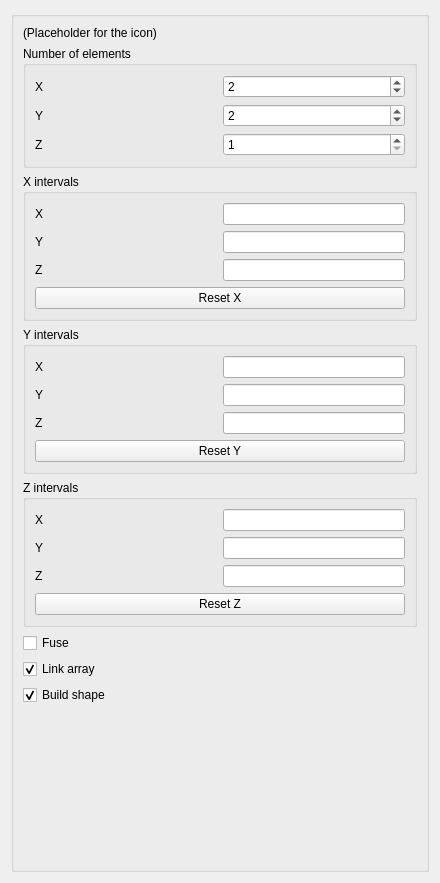
Qt form src/Mod/Draft/Resources/ui/TaskPanel_OrthoArray.ui (realthunder/FreeCAD) before a commit.
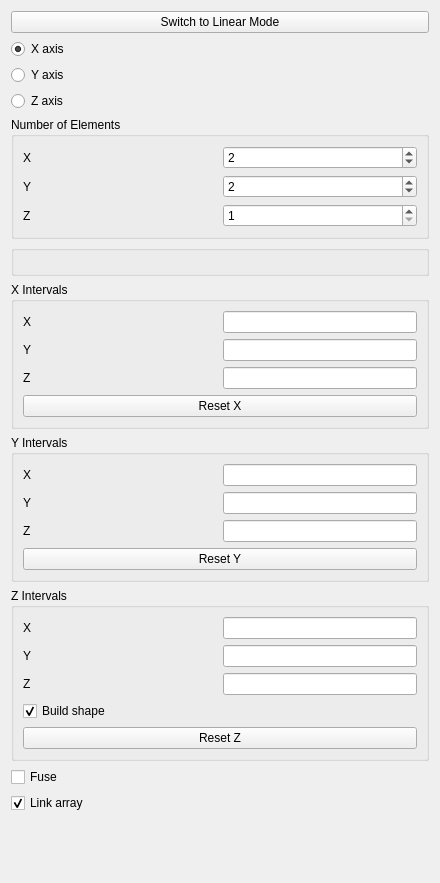
The same form after that commit. Custom widgets are drawn as their Qt base class.

```diff
--- a/src/Mod/Draft/Resources/ui/TaskPanel_OrthoArray.ui
+++ b/src/Mod/Draft/Resources/ui/TaskPanel_OrthoArray.ui
@@ -26,33 +26,61 @@
    <string>Orthogonal array</string>
   </property>
   <layout class="QGridLayout" name="gridLayout_3">
-   <item row="1" column="0">
-    <widget class="QGroupBox" name="main_group">
-     <property name="sizePolicy">
-      <sizepolicy hsizetype="Preferred" vsizetype="Minimum">
-       <horstretch>0</horstretch>
-       <verstretch>0</verstretch>
-      </sizepolicy>
+   <item row="0" column="0">
+    <widget class="QPushButton" name="button_linear_mode">
+     <property name="toolTip">
+      <string>Toggles between orthogonal and linear mode</string>
      </property>
-     <property name="title">
-      <string/>
+     <property name="text">
+      <string>Switch to Linear Mode</string>
      </property>
-     <layout class="QGridLayout" name="gridLayout_4">
+     <property name="checkable">
+      <bool>true</bool>
+     </property>
+    </widget>
+   </item>
+   <item row="1" column="0">
+    <layout class="QGridLayout" name="grid_axis_select">
       <item row="0" column="0">
-       <widget class="QLabel" name="label_icon">
+      <widget class="QRadioButton" name="radiobutton_x_axis">
         <property name="text">
-         <string notr="true">(Placeholder for the icon)</string>
-        </property>
+        <string>X axis</string>
+       </property>
+       <property name="checked">
+        <bool>true</bool>
+       </property>
        </widget>
       </item>
       <item row="1" column="0">
+      <widget class="QRadioButton" name="radiobutton_y_axis">
+       <property name="text">
+        <string>Y axis</string>
+       </property>
+       <property name="checked">
+        <bool>false</bool>
+       </property>
+      </widget>
+     </item>
+     <item row="2" column="0">
+      <widget class="QRadioButton" name="radiobutton_z_axis">
+       <property name="text">
+        <string>Z axis</string>
+       </property>
+       <property name="checked">
+        <bool>false</bool>
+       </property>
+      </widget>
+     </item>
+    </layout>
+   </item>
+   <item row="2" column="0">
        <widget class="QGroupBox" name="group_copies">
         <property name="toolTip">
          <string>Number of elements in the array in the specified direction, including a copy of the original object.
 The number must be at least 1 in each direction.</string>
         </property>
         <property name="title">
-         <string>Number of elements</string>
+      <string>Number of Elements</string>
         </property>
         <layout class="QGridLayout" name="gridLayout_5">
          <item row="0" column="0">
@@ -122,6 +150,18 @@
         </layout>
        </widget>
       </item>
+   <item row="3" column="0">
+    <widget class="QGroupBox" name="group_linearmode">
+     <property name="toolTip">
+      <string>Currently selected axis</string>
+     </property>
+     <property name="title">
+      <string></string>
+     </property>
+     <layout class="QGridLayout" name="gridLayout_5">
+     </layout>
+    </widget>
+   </item>
      <item row="4" column="0">
        <widget class="QGroupBox" name="group_X">
         <property name="toolTip">
@@ -130,7 +170,7 @@
 Negative values will result in copies produced in the negative direction.</string>
         </property>
         <property name="title">
-         <string>X intervals</string>
+      <string>X Intervals</string>
         </property>
         <layout class="QGridLayout" name="gridLayout_2">
          <item row="0" column="0">
@@ -221,9 +261,9 @@
 Negative values will result in copies produced in the negative direction.</string>
         </property>
         <property name="title">
-         <string>Y intervals</string>
-        </property>
-        <layout class="QGridLayout" name="gridLayout_6">
+      <string>Y Intervals</string>
+     </property>
+     <layout class="QGridLayout" name="gridLayout_1">
          <item row="0" column="0">
           <layout class="QGridLayout" name="grid_Y">
            <item row="0" column="0">
@@ -312,7 +352,7 @@
 Negative values will result in copies produced in the negative direction.</string>
         </property>
         <property name="title">
-         <string>Z intervals</string>
+      <string>Z Intervals</string>
         </property>
         <layout class="QGridLayout" name="gridLayout">
          <item row="0" column="0">
@@ -380,6 +420,22 @@
              </property>
             </widget>
            </item>
+        <item>
+         <widget class="QCheckBox" name="checkbox_build_shape">
+          <property name="toolTip">
+           <string>Enable this option to build compound shape if 'Fuse' is disabled.
+It is recommended to disable this option if you are using the array
+for assembly purpose and not for further modeling, to make the
+recomputation faster with complex shapes.</string>
+          </property>
+          <property name="text">
+           <string>Build shape</string>
+          </property>
+          <property name="checked">
+           <bool>true</bool>
+          </property>
+         </widget>
+        </item>
           </layout>
          </item>
          <item row="1" column="0">
@@ -395,7 +451,7 @@
         </layout>
        </widget>
       </item>
-      <item row="8" column="0">
+   <item row="7" column="0">
        <layout class="QVBoxLayout" name="vertical_layout">
         <item>
          <widget class="QCheckBox" name="checkbox_fuse">
@@ -422,25 +478,9 @@
           </property>
          </widget>
         </item>
-        <item>
-         <widget class="QCheckBox" name="checkbox_build_shape">
-          <property name="toolTip">
-           <string>Enable this option to build compound shape if 'Fuse' is disabled.
-It is recommended to disable this option if you are using the array
-for assembly purpose and not for further modeling, to make the
-recomputation faster with complex shapes.</string>
-          </property>
-          <property name="text">
-           <string>Build shape</string>
-          </property>
-          <property name="checked">
-           <bool>true</bool>
-          </property>
-         </widget>
-        </item>
-       </layout>
-      </item>
-      <item row="11" column="0">
+    </layout>
+   </item>
+   <item row="8" column="0">
        <spacer name="verticalSpacer">
         <property name="orientation">
          <enum>Qt::Vertical</enum>
@@ -452,9 +492,6 @@
          </size>
         </property>
        </spacer>
-      </item>
-      </layout>
-    </widget>
    </item>
   </layout>
  </widget>
```
Left out of the diff: 30 changed lines with no effect on the pictures. Lines whose indentation alone changed are shown as unchanged.
